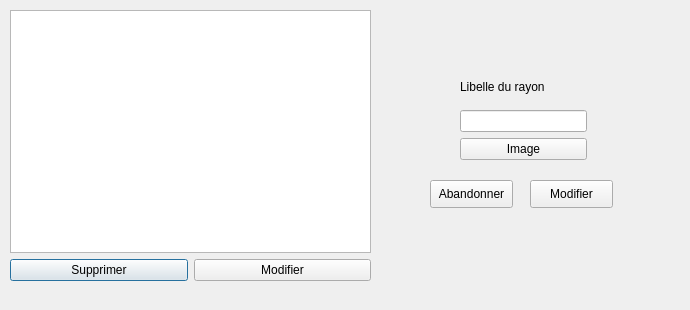
sbourbousse/GestionProduits, file dialograyon.ui: the form before one commit.
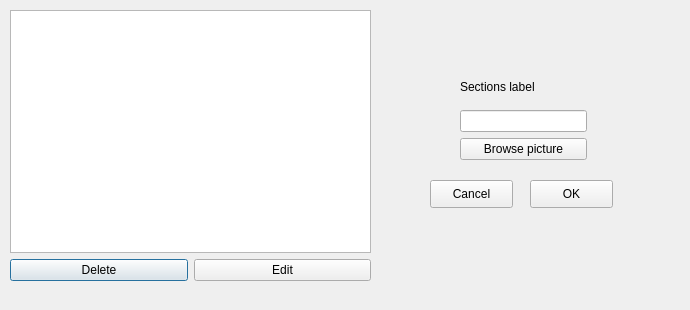
The form after the commit. The open tabs and pages were chosen to show the change.

The edit to the form file:
```diff
--- a/dialograyon.ui
+++ b/dialograyon.ui
@@ -51,14 +51,14 @@
     <item row="1" column="0">
      <widget class="QPushButton" name="pushButtonSupprimer">
       <property name="text">
-       <string>Supprimer</string>
+       <string>Delete</string>
       </property>
      </widget>
     </item>
     <item row="1" column="1">
      <widget class="QPushButton" name="pushButtonModifier">
       <property name="text">
-       <string>Modifier</string>
+       <string>Edit</string>
       </property>
      </widget>
     </item>
@@ -136,7 +136,7 @@
       </rect>
      </property>
      <property name="text">
-      <string>Modifier</string>
+      <string>OK</string>
      </property>
     </widget>
     <widget class="QWidget" name="layoutWidget_2">
@@ -152,7 +152,7 @@
       <item>
        <widget class="QLabel" name="labelLibelleRayonModif">
         <property name="text">
-         <string>Libelle du rayon</string>
+         <string>Sections label</string>
         </property>
        </widget>
       </item>
@@ -162,7 +162,7 @@
       <item>
        <widget class="QPushButton" name="pushButtonImageRayonModif">
         <property name="text">
-         <string>Image</string>
+         <string>Browse picture</string>
         </property>
        </widget>
       </item>
@@ -178,7 +178,7 @@
       </rect>
      </property>
      <property name="text">
-      <string>Abandonner</string>
+      <string>Cancel</string>
      </property>
     </widget>
     <widget class="QLabel" name="labelErrorMessageModif">
```
Left out of the diff: 15 changed lines with no effect on the pictures.
